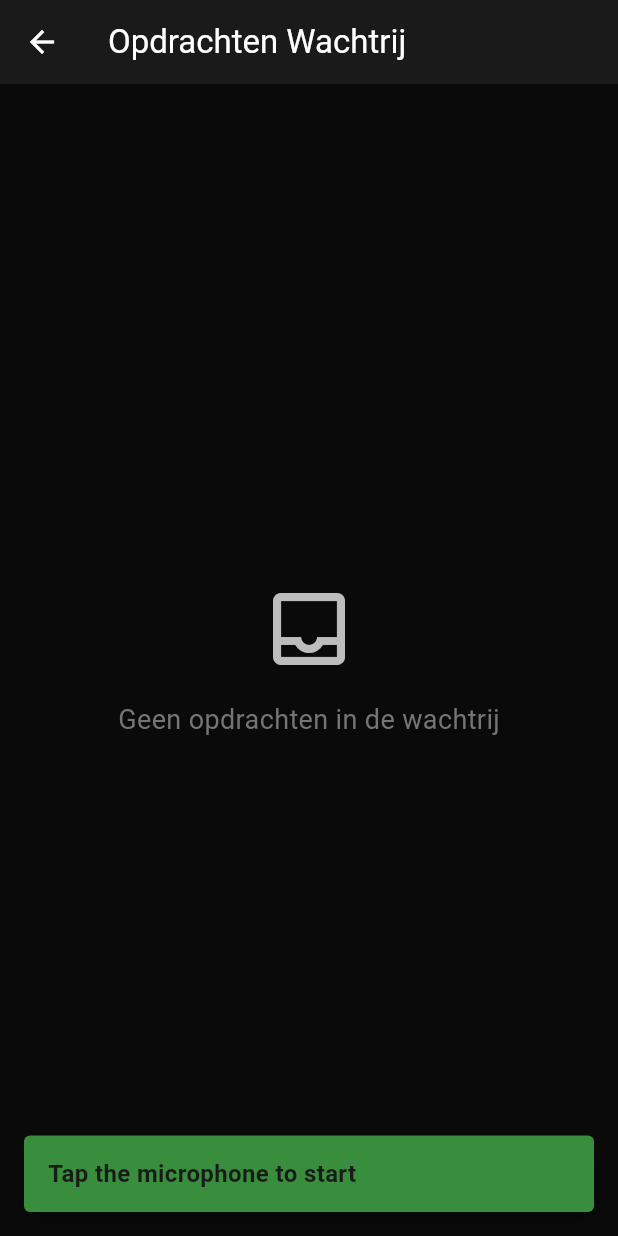
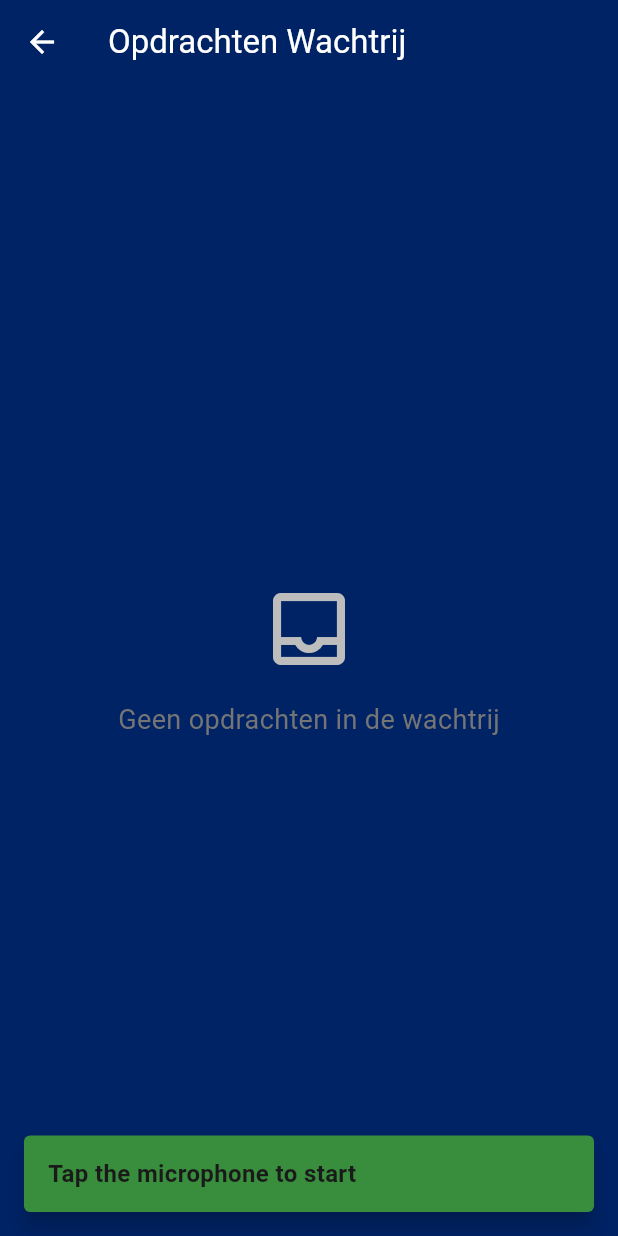
Before and after one commit to Frank19661129/Claudine-Voice, a Flutter app: the VoiceScreen screen opened directly, after a tap on the "queue" icon, on a phone screen of 412 x 824 dp. Run offline on Flutter 3.47's test engine with Material 3 defaults, Android fonts, the phone set to English and light mode, and no system bars; our stand-ins replace audioplayers, flutter_dotenv, flutter_riverpod, flutter_tts, geocoding, geolocator and 8 more; missing offline and left inert: aad_oauth; accounts and stored records are empty; network calls fail.

Commit message:
v77: Volledige Royal Blue corporate theme - GS.ai style
## Corporate Dark Theme - Royal Blue + Ash Gray
Dominant Royal Blue kleuren door hele app (was te zwart in v76)

### Hoofdkleuren
- Royal Blue (#002366) - Primary, backgrounds, AppBar
- Lighter Royal Blue (#003d99) - Gradients, buttons, accents
- Ash Gray (#B2BEB5) - Secondary, visualizer, subtle accents
- Dark Surface (#1a1a1a) - Cards, containers
- Dark Borders (#2a2a2a) - Card borders

### Toegepast op alle screens
1. Main theme: Royal Blue scaffold, dark cards, themed buttons
2. Voice screen: Royal Blue gradients per state (idle/listening/processing/speaking)
3. Login screen: Royal Blue gradient background
4. Settings/Transactions/Queue: Consistent theme colors
5. Visualizer: Ash Gray glow effect

### Gradient states
- Idle: Royal Blue → Lighter Blue
- Listening: Lighter Blue → Even Lighter
- Processing: Royal Blue → Medium Blue
- Speaking: Royal Blue → Ash Gray

Professional, authoritative, regal appearance zoals GS.ai HTML design.

🤖 Generated with [Claude Code](https://claude.com/claude-code)

Co-Authored-By: Claude <noreply@anthropic.com>

```diff
--- a/lib/main.dart
+++ b/lib/main.dart
@@ -108,22 +108,38 @@ class _ClaudineVoiceMVPState extends State<ClaudineVoiceMVP> {
       theme: ThemeData(
         useMaterial3: true,
         brightness: Brightness.dark,
-        // Corporate Dark Theme - Royal Blue + Ash
+        // Corporate Dark Theme - Royal Blue + Ash (GS.ai style)
         colorScheme: ColorScheme.dark(
-          primary: const Color(0xFF002366),  // Royal Blue
-          secondary: const Color(0xFFB2BEB5), // Ash Gray
-          surface: const Color(0xFF1a1a1a),   // Card background
-          background: const Color(0xFF0a0a0a), // Main background
+          primary: const Color(0xFF002366),      // Royal Blue
+          secondary: const Color(0xFFB2BEB5),    // Ash Gray
+          tertiary: const Color(0xFF003d99),     // Lighter Royal Blue
+          surface: const Color(0xFF1a1a1a),      // Card surface
+          background: const Color(0xFF002366),   // Royal Blue background
           onPrimary: Colors.white,
           onSecondary: const Color(0xFF0a0a0a),
-          onSurface: Colors.white,
+          onSurface: const Color(0xFFB2BEB5),    // Ash text on surfaces
           onBackground: Colors.white,
         ),
-        scaffoldBackgroundColor: const Color(0xFF0a0a0a),
+        scaffoldBackgroundColor: const Color(0xFF002366),  // Royal Blue
         cardColor: const Color(0xFF1a1a1a),
         appBarTheme: const AppBarTheme(
-          backgroundColor: Color(0xFF1a1a1a),
+          backgroundColor: Color(0xFF002366),  // Royal Blue
+          foregroundColor: Colors.white,
           elevation: 0,
+        ),
+        elevatedButtonTheme: ElevatedButtonThemeData(
+          style: ElevatedButton.styleFrom(
+            backgroundColor: const Color(0xFF003d99),  // Lighter blue for buttons
+            foregroundColor: Colors.white,
+          ),
+        ),
+        cardTheme: CardThemeData(
+          color: const Color(0xFF1a1a1a),
+          elevation: 0,
+          shape: RoundedRectangleBorder(
+            borderRadius: BorderRadius.circular(12),
+            side: const BorderSide(color: Color(0xFF2a2a2a), width: 1),
+          ),
         ),
       ),
       routes: {
@@ -1266,7 +1282,7 @@ class _VoiceScreenState extends State<VoiceScreen>
                     Container(
                       padding: const EdgeInsets.symmetric(horizontal: 8, vertical: 4),
                       decoration: BoxDecoration(
-                        color: Colors.white.withOpacity(0.2),
+                        color: const Color(0xFFB2BEB5).withOpacity(0.2),  // Ash gray
                         borderRadius: BorderRadius.circular(12),
                       ),
                       child: Text(
@@ -1293,7 +1309,7 @@ class _VoiceScreenState extends State<VoiceScreen>
           Container(
             padding: const EdgeInsets.all(8),
             decoration: BoxDecoration(
-              color: Colors.black.withOpacity(0.2),
+              color: const Color(0xFF1a1a1a).withOpacity(0.5),  // Dark card
               borderRadius: BorderRadius.circular(8),
             ),
             child: Column(
@@ -1380,7 +1396,7 @@ class _VoiceScreenState extends State<VoiceScreen>
             Container(
               padding: const EdgeInsets.all(16),
               decoration: BoxDecoration(
-                color: Colors.white.withOpacity(0.2),
+                color: const Color(0xFF1a1a1a).withOpacity(0.5),  // Dark card
                 borderRadius: BorderRadius.circular(16),
               ),
               child: Text(
@@ -1421,28 +1437,29 @@ class _VoiceScreenState extends State<VoiceScreen>
   // Helper methods
 
   List<Color> _getGradientColors() {
+    // Corporate Royal Blue + Ash gradient (like GS.ai HTML)
     switch (_state) {
       case VoiceState.idle:
-        return [Colors.blue.shade400, Colors.blue.shade700];
+        return [const Color(0xFF002366), const Color(0xFF003d99)]; // Royal Blue gradient
       case VoiceState.listening:
-        return [Colors.purple.shade400, Colors.purple.shade700];
+        return [const Color(0xFF003d99), const Color(0xFF0052CC)]; // Lighter blue for listening
       case VoiceState.processing:
-        return [Colors.orange.shade400, Colors.orange.shade700];
+        return [const Color(0xFF002366), const Color(0xFF004080)]; // Processing blue
       case VoiceState.speaking:
-        return [Colors.green.shade400, Colors.green.shade700];
+        return [const Color(0xFF002366), const Color(0xFFB2BEB5)]; // Blue to Ash
     }
   }
 
   Color _getVisualizerColor() {
     switch (_state) {
       case VoiceState.idle:
-        return Colors.white.withOpacity(0.3);
+        return const Color(0xFFB2BEB5).withOpacity(0.3); // Ash gray idle
       case VoiceState.listening:
-        return Colors.purple.shade300;
+        return const Color(0xFFB2BEB5); // Ash gray listening
       case VoiceState.processing:
-        return Colors.orange.shade300;
+        return const Color(0xFF003d99); // Lighter royal blue processing
       case VoiceState.speaking:
-        return Colors.green.shade300;
+        return const Color(0xFFB2BEB5); // Ash gray speaking
     }
   }
 
--- a/lib/screens/login_screen.dart
+++ b/lib/screens/login_screen.dart
@@ -78,13 +78,13 @@ class _LoginScreenState extends State<LoginScreen> {
   Widget build(BuildContext context) {
     return Scaffold(
       body: Container(
-        decoration: BoxDecoration(
+        decoration: const BoxDecoration(
           gradient: LinearGradient(
             begin: Alignment.topCenter,
             end: Alignment.bottomCenter,
             colors: [
-              Colors.blue.shade400,
-              Colors.blue.shade700,
+              Color(0xFF002366),  // Royal Blue
+              Color(0xFF003d99),  // Lighter Royal Blue
             ],
           ),
         ),
--- a/pubspec.yaml
+++ b/pubspec.yaml
@@ -2,7 +2,7 @@ name: claudine_voice
 description: "Claudine Voice Assistant - MVP"
 publish_to: 'none'
 
-version: 1.0.0+76
+version: 1.0.0+77
 
 environment:
   sdk: ^3.9.2
```
